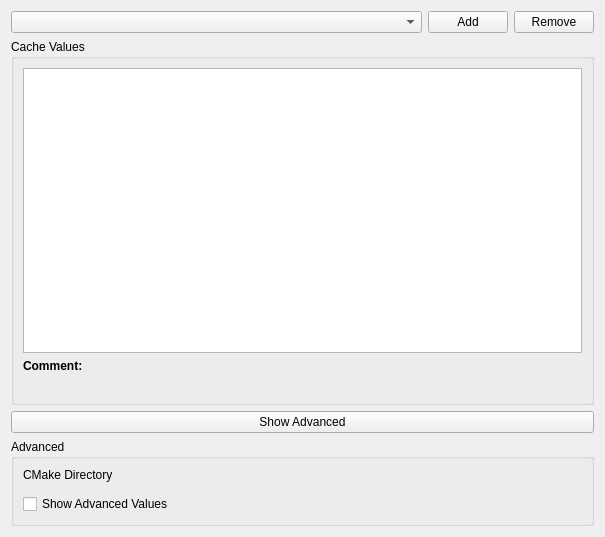
Before: the Qt Designer form kross/examples/guiexample/GUIExample/example.ui in KDE/kdevelop, drawn with Qt 5.
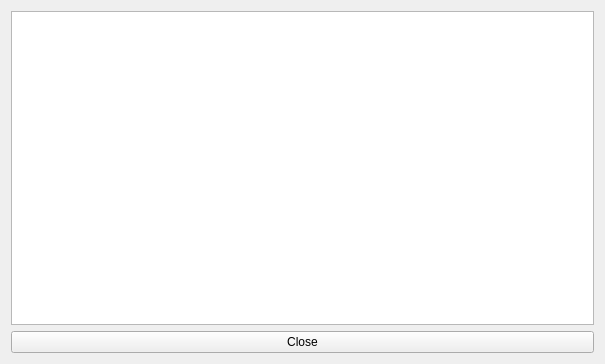
After: the same form once the commit is applied. Custom widgets are drawn as their Qt base class.

```diff
--- a/kross/examples/guiexample/GUIExample/example.ui
+++ b/kross/examples/guiexample/GUIExample/example.ui
@@ -6,7 +6,7 @@
     <x>0</x>
     <y>0</y>
     <width>605</width>
-    <height>537</height>
+    <height>364</height>
    </rect>
   </property>
   <property name="sizePolicy" >
@@ -17,129 +17,17 @@
   </property>
   <layout class="QVBoxLayout" >
    <item>
-    <layout class="QHBoxLayout" >
-     <item>
-      <widget class="KComboBox" name="buildDirs" />
-     </item>
-     <item>
-      <widget class="QPushButton" name="addBuildDir" >
-       <property name="sizePolicy" >
-        <sizepolicy vsizetype="Fixed" hsizetype="Fixed" >
-         <horstretch>0</horstretch>
-         <verstretch>0</verstretch>
-        </sizepolicy>
-       </property>
-       <property name="text" >
-        <string>Add</string>
-       </property>
-      </widget>
-     </item>
-     <item>
-      <widget class="QPushButton" name="removeBuildDir" >
-       <property name="sizePolicy" >
-        <sizepolicy vsizetype="Fixed" hsizetype="Fixed" >
-         <horstretch>0</horstretch>
-         <verstretch>0</verstretch>
-        </sizepolicy>
-       </property>
-       <property name="text" >
-        <string>Remove</string>
-       </property>
-      </widget>
-     </item>
-    </layout>
+    <widget class="QListWidget" name="documentList" />
    </item>
    <item>
-    <widget class="QGroupBox" name="groupBox" >
-     <property name="title" >
-      <string>Cache Values</string>
-     </property>
-     <layout class="QVBoxLayout" >
-      <item>
-       <widget class="QTableView" name="cacheList" />
-      </item>
-      <item>
-       <widget class="QLabel" name="label_6" >
-        <property name="font" >
-         <font>
-          <weight>75</weight>
-          <bold>true</bold>
-         </font>
-        </property>
-        <property name="text" >
-         <string>Comment:</string>
-        </property>
-       </widget>
-      </item>
-      <item>
-       <widget class="QLabel" name="commentText" >
-        <property name="text" >
-         <string/>
-        </property>
-       </widget>
-      </item>
-     </layout>
-    </widget>
-   </item>
-   <item>
-    <widget class="QPushButton" name="showAdvanced" >
+    <widget class="QPushButton" name="close" >
      <property name="text" >
-      <string>Show Advanced</string>
+      <string>Close</string>
      </property>
-     <property name="checkable" >
-      <bool>true</bool>
-     </property>
-     <property name="flat" >
-      <bool>false</bool>
-     </property>
-    </widget>
-   </item>
-   <item>
-    <widget class="QGroupBox" name="advancedBox" >
-     <property name="sizePolicy" >
-      <sizepolicy vsizetype="Fixed" hsizetype="Preferred" >
-       <horstretch>0</horstretch>
-       <verstretch>0</verstretch>
-      </sizepolicy>
-     </property>
-     <property name="title" >
-      <string>Advanced</string>
-     </property>
-     <layout class="QVBoxLayout" >
-      <item>
-       <widget class="QLabel" name="label" >
-        <property name="text" >
-         <string>CMake Directory</string>
-        </property>
-       </widget>
-      </item>
-      <item>
-       <widget class="KUrlRequester" name="kcfg_cmakeDir" />
-      </item>
-      <item>
-       <widget class="QCheckBox" name="showInternal" >
-        <property name="text" >
-         <string>Show Advanced Values</string>
-        </property>
-       </widget>
-      </item>
-     </layout>
     </widget>
    </item>
   </layout>
  </widget>
- <customwidgets>
-  <customwidget>
-   <class>KComboBox</class>
-   <extends>QComboBox</extends>
-   <header>kcombobox.h</header>
-  </customwidget>
-  <customwidget>
-   <class>KUrlRequester</class>
-   <extends>QFrame</extends>
-   <header>kurlrequester.h</header>
-  </customwidget>
- </customwidgets>
  <resources/>
  <connections/>
 </ui>
```
